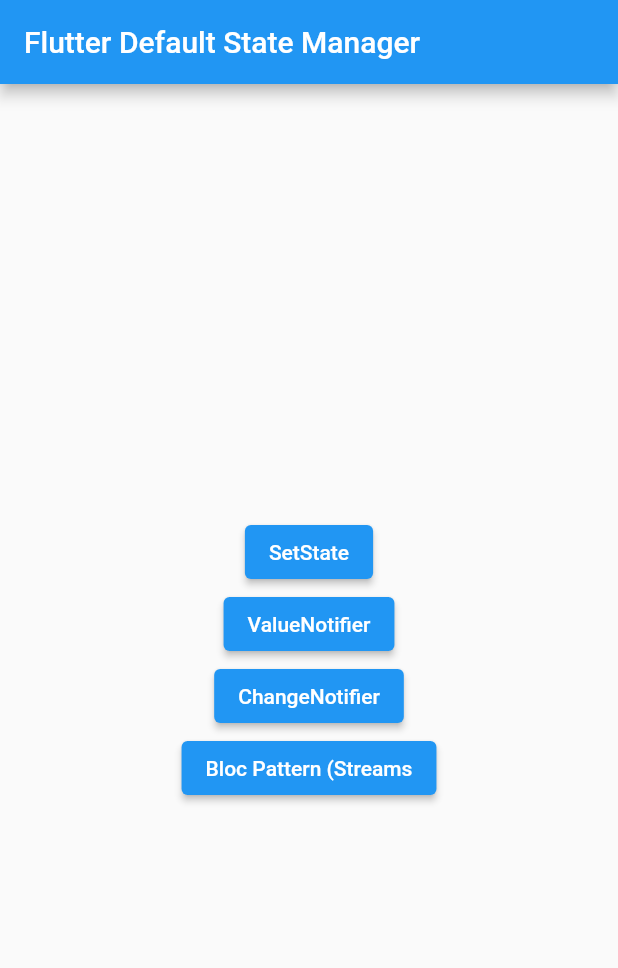
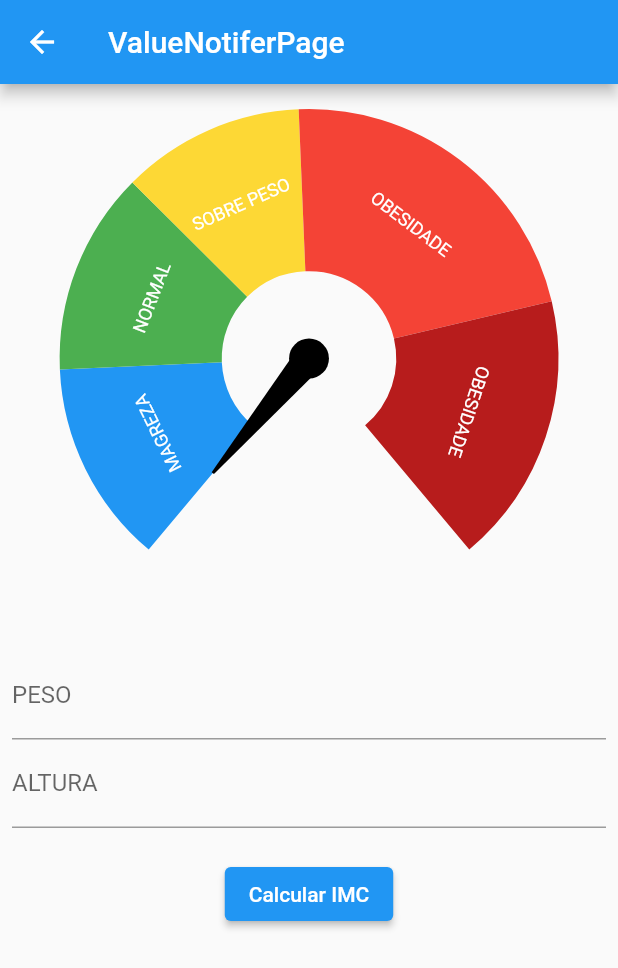
Before and after one commit to Dandy27/imc_adf, a Flutter app: the screen it shows after launch, after a tap on "ValueNotifier", on a phone screen of 412 x 824 dp. Shown: the top 968 px of the screen. Run offline on Flutter 3.47's test engine with Material 2 defaults, Android fonts, the phone set to English and light mode, and no system bars; drawn by our look-alikes of syncfusion_flutter_gauges; our stand-ins replace currency_text_input_formatter.

Commit message:
construindo tela com valuNotifier

```diff
--- a/flutter_default_state_manager/lib/home_page.dart
+++ b/flutter_default_state_manager/lib/home_page.dart
@@ -1,5 +1,6 @@
 import 'package:flutter/material.dart';
 import 'package:flutter_default_state_manager/setState/imc_setsatate_page.dart';
+import 'package:flutter_default_state_manager/value_notifier/value_notifier_page.dart';
 
 class HomePage extends StatelessWidget {
   const HomePage({Key? key}) : super(key: key);
@@ -23,11 +24,13 @@ class HomePage extends StatelessWidget {
           mainAxisAlignment: MainAxisAlignment.center,
           children: [
             ElevatedButton(
-              onPressed: () => _goToPage(context, ImcSetsatatePage()),
+              onPressed: () => _goToPage(context, const ImcSetsatatePage()),
               child: const Text('SetState'),
             ),
             ElevatedButton(
-                onPressed: () {}, child: const Text('ValueNotifier')),
+              onPressed: () => _goToPage(context, const ValueNotifierPage()),
+              child: const Text('ValueNotifier'),
+            ),
             ElevatedButton(
                 onPressed: () {}, child: const Text('ChangeNotifier')),
             ElevatedButton(
--- /dev/null
+++ b/flutter_default_state_manager/lib/value_notifier/value_notifier_page.dart
@@ -0,0 +1,122 @@
+import 'dart:math';
+
+import 'package:currency_text_input_formatter/currency_text_input_formatter.dart';
+import 'package:flutter/material.dart';
+import 'package:intl/intl.dart';
+
+import '../widgets/imc_gauge.dart';
+
+class ValueNotifierPage extends StatefulWidget {
+  const ValueNotifierPage({Key? key}) : super(key: key);
+
+  @override
+  State<ValueNotifierPage> createState() => _ImcSetsatatePageState();
+}
+
+class _ImcSetsatatePageState extends State<ValueNotifierPage> {
+  final pesoEC = TextEditingController();
+  final alturaEC = TextEditingController();
+  final formKey = GlobalKey<FormState>();
+  var imc = ValueNotifier(0.0);
+
+  Future<void> calcularIMC(
+      {required double peso, required double altura}) async {
+    imc.value = 0;
+    await Future.delayed(const Duration(seconds: 1));
+    imc.value = peso / pow(altura, 2);
+  }
+
+  @override
+  void dispose() {
+    pesoEC.dispose();
+    alturaEC.dispose();
+    super.dispose();
+  }
+
+  @override
+  Widget build(BuildContext context) {
+    print('-------------------------------------------------------------');
+    print('BUILD TELA');
+    return Scaffold(
+      appBar: AppBar(
+        title: const Text('ValueNotiferPage'),
+      ),
+      body: SingleChildScrollView(
+        child: Form(
+          key: formKey,
+          child: Padding(
+            padding: const EdgeInsets.all(8.0),
+            child: Column(
+              children: [
+                ValueListenableBuilder<double>(
+                  valueListenable: imc,
+                  builder: (_, imcValue, __) {
+                    print(
+                        '-------------------------------------------------------------');
+                    print('ValueListenableBuilder');
+                    return ImcGauge(imc: imcValue);
+                  },
+                ),
+                const SizedBox(height: 20),
+                TextFormField(
+                  controller: pesoEC,
+                  keyboardType: TextInputType.number,
+                  decoration: const InputDecoration(labelText: 'PESO'),
+                  inputFormatters: [
+                    CurrencyTextInputFormatter(
+                        locale: 'pt_BR',
+                        symbol: '',
+                        decimalDigits: 2,
+                        turnOffGrouping: true)
+                  ],
+                  validator: (value) {
+                    if (value == null || value.isEmpty) {
+                      return 'Peso obrigatório';
+                    }
+                    return null;
+                  },
+                ),
+                TextFormField(
+                  controller: alturaEC,
+                  keyboardType: TextInputType.number,
+                  decoration: const InputDecoration(labelText: 'ALTURA'),
+                  inputFormatters: [
+                    CurrencyTextInputFormatter(
+                        locale: 'pt_BR',
+                        symbol: '',
+                        decimalDigits: 2,
+                        turnOffGrouping: true)
+                  ],
+                  validator: (value) {
+                    if (value == null || value.isEmpty) {
+                      return 'Altura obrigatório';
+                    }
+                    return null;
+                  },
+                ),
+                const SizedBox(height: 20),
+                ElevatedButton(
+                    onPressed: () {
+                      var formValid = formKey.currentState?.validate() ?? false;
+
+                      if (formValid) {
+                        var formatter = NumberFormat.simpleCurrency(
+                          locale: 'pt_BR',
+                          decimalDigits: 2,
+                        );
+                        double peso = formatter.parse(pesoEC.text) as double;
+                        double altura =
+                            formatter.parse(alturaEC.text) as double;
+
+                        calcularIMC(peso: peso, altura: altura);
+                      }
+                    },
+                    child: const Text('Calcular IMC'))
+              ],
+            ),
+          ),
+        ),
+      ),
+    );
+  }
+}
--- a/flutter_default_state_manager/lib/widgets/template.dart
+++ b/flutter_default_state_manager/lib/widgets/template.dart
@@ -1,5 +1,8 @@
+import 'dart:math';
+
 import 'package:currency_text_input_formatter/currency_text_input_formatter.dart';
 import 'package:flutter/material.dart';
+import 'package:intl/intl.dart';
 
 import '../widgets/imc_gauge.dart';
 
@@ -14,6 +17,21 @@ class _ImcSetsatatePageState extends State<ImcSetsatatePage> {
   final pesoEC = TextEditingController();
   final alturaEC = TextEditingController();
   var imc = 0.0;
+  final formKey = GlobalKey<FormState>();
+
+  Future<void> calcularIMC(
+      {required double peso, required double altura}) async {
+    setState(() {
+      imc = 0;
+    });
+
+    await Future.delayed(const Duration(seconds: 1));
+
+    setState(() {
+      imc = peso / pow(altura, 2);
+      // print(imc);
+    });
+  }
 
   @override
   void dispose() {
@@ -29,6 +47,8 @@ class _ImcSetsatatePageState extends State<ImcSetsatatePage> {
         title: const Text('ImcSetState'),
       ),
       body: SingleChildScrollView(
+        child: Form(
+          key: formKey,
           child: Padding(
             padding: const EdgeInsets.all(8.0),
             child: Column(
@@ -48,6 +68,11 @@ class _ImcSetsatatePageState extends State<ImcSetsatatePage> {
                         decimalDigits: 2,
                         turnOffGrouping: true)
                   ],
+                  validator: (value) {
+                    if (value == null || value.isEmpty) {
+                      return 'Peso obrigatório';
+                    }
+                  },
                 ),
                 TextFormField(
                   controller: alturaEC,
@@ -60,11 +85,32 @@ class _ImcSetsatatePageState extends State<ImcSetsatatePage> {
                         decimalDigits: 2,
                         turnOffGrouping: true)
                   ],
+                  validator: (value) {
+                    if (value == null || value.isEmpty) {
+                      return 'Altura obrigatório';
+                    }
+                  },
                 ),
                 const SizedBox(height: 20),
                 ElevatedButton(
-                  onPressed: () {}, child: const Text('Calcular IMC'))
+                    onPressed: () {
+                      var formValid = formKey.currentState?.validate() ?? false;
+
+                      if (formValid) {
+                        var formatter = NumberFormat.simpleCurrency(
+                          locale: 'pt_BR',
+                          decimalDigits: 2,
+                        );
+                        double peso = formatter.parse(pesoEC.text) as double;
+                        double altura =
+                            formatter.parse(alturaEC.text) as double;
+
+                        calcularIMC(peso: peso, altura: altura);
+                      }
+                    },
+                    child: const Text('Calcular IMC'))
               ],
+            ),
           ),
         ),
       ),
```
Also changed, not shown: flutter_default_state_manager/lib/change_notifier/change_notifier_page.dart (added). Lines whose indentation alone changed are shown as unchanged.
